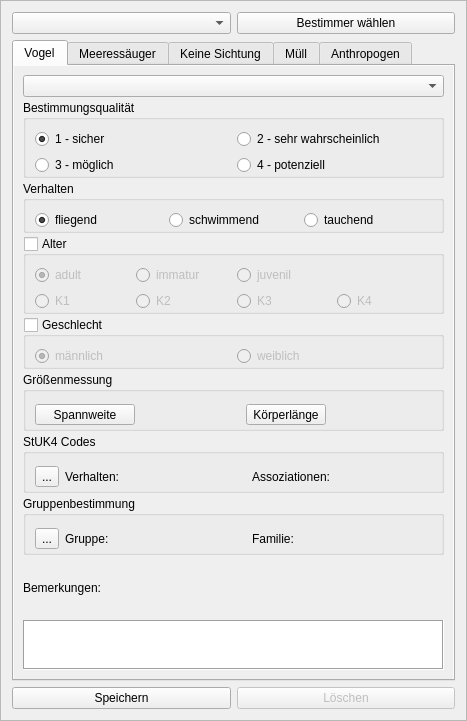
ifaoe/2014-10-Bird-View, file widget_census.ui: the form before one commit.
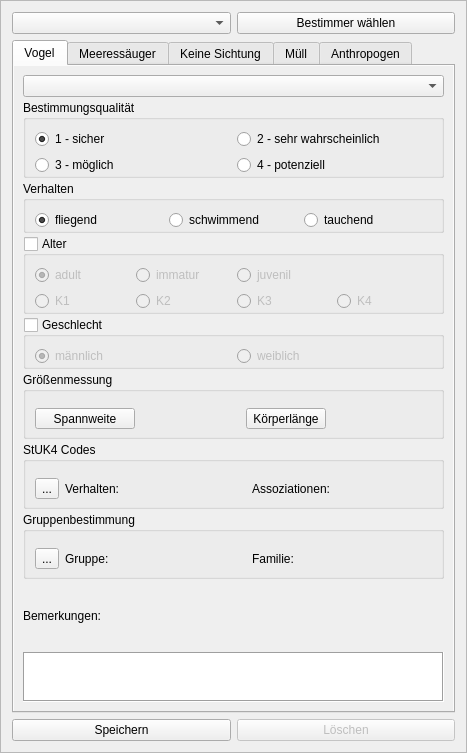
The form after the commit. The open tabs and pages were chosen to show the change.

Patch:
```diff
--- a/widget_census.ui
+++ b/widget_census.ui
@@ -7,7 +7,7 @@
     <x>0</x>
     <y>0</y>
     <width>467</width>
-    <height>721</height>
+    <height>753</height>
    </rect>
   </property>
   <property name="windowTitle">
```
Left out of the diff: 16 changed lines with no effect on the pictures.
